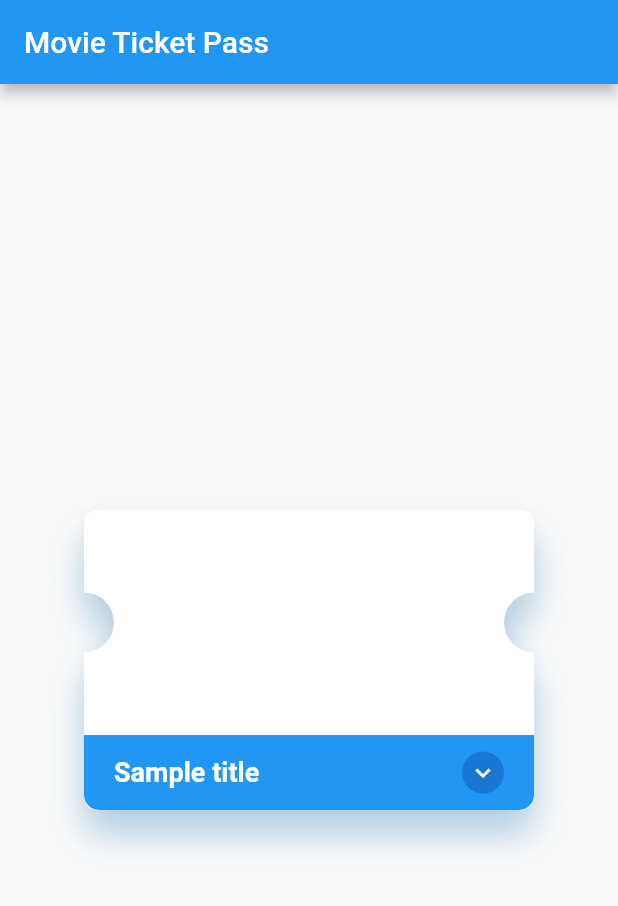
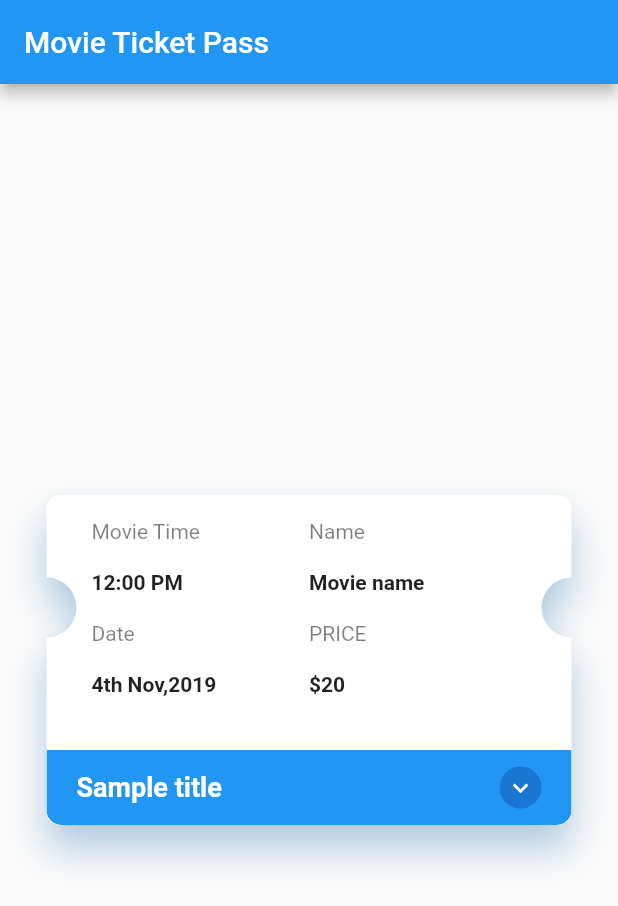
Before and after one commit to gouthamkumar253/flutter_ticket_pass, a Flutter app: the screen it shows after launch, on a phone screen of 412 x 824 dp. Shown: the top 906 px of the screen. Run offline on Flutter 3.47's test engine with Material 2 defaults, Android fonts, the phone set to English and light mode, and no system bars; missing offline and left inert: fading_edge_scrollview.

Commit message:
Example and Gif Image

```diff
--- a/example/flutter_app/lib/main.dart
+++ b/example/flutter_app/lib/main.dart
@@ -30,11 +30,12 @@ class MyApp extends StatelessWidget {
           child: TicketPass(
             alignment: Alignment.center,
             animationDuration: Duration(seconds: 2),
-            expansionChild: Container(
-              color: Colors.black,
-              height: 200,
-            ),
-            expandedHeight: 500,
+//            expansionChild: Expanded(
+//              child: Container(
+//                color: Colors.black,
+//              ),
+//            ),
+            expandedHeight: 600,
             expandIcon: CircleAvatar(
               maxRadius: 14,
               child: Icon(
@@ -55,12 +56,15 @@ class MyApp extends StatelessWidget {
             color: Colors.white,
             curve: Curves.easeOut,
             titleColor: Colors.blue,
-            shrinkIcon: CircleAvatar(
+            shrinkIcon: Align(
+              alignment: Alignment.centerRight,
+              child: CircleAvatar(
                 maxRadius: 14,
                 child: Icon(
                   Icons.keyboard_arrow_up,
                   color: Colors.white,
                   size: 20,
+                ),
               ),
             ),
             ticketTitle: Text(
@@ -72,16 +76,116 @@ class MyApp extends StatelessWidget {
               ),
             ),
             titleHeight: 50,
-
-            width: 300,
-            height: 200,
+            width: 350,
+            height: 220,
             shadowColor: Colors.blue.withOpacity(0.5),
             elevation: 8,
             shouldExpand: true,
+            child: Padding(
+              padding: const EdgeInsets.symmetric(horizontal:30.0,vertical: 5),
               child: Container(
-              color: Colors.blue,
-              width: 10,
+                height: 140,
+                child: Padding(
+                  padding: const EdgeInsets.symmetric(vertical:2.0),
+                  child: Column(
+                    mainAxisAlignment: MainAxisAlignment.spaceBetween,
+                    children: <Widget>[
+                      Expanded(
+                        child: Container(
+                          child: Row(
+                            children: <Widget>[
+                              Expanded(
+                                child: Column(
+                                  mainAxisAlignment: MainAxisAlignment.spaceAround,
+
+                                  crossAxisAlignment: CrossAxisAlignment.start,
+                                  children: <Widget>[
+                                    Text(
+                                      'Movie Time',
+                                      style: TextStyle(color: Colors.black.withOpacity(0.5)),
                                     ),
+                                    Text(
+                                      '12:00 PM',
+                                      style: TextStyle(fontWeight: FontWeight.w600),
+                                    ),
+                                  ],
+                                ),
+                              ),
+                              Expanded(
+                                child: Column(
+                                  mainAxisAlignment: MainAxisAlignment.spaceAround,
+
+                                  crossAxisAlignment: CrossAxisAlignment.start,
+
+                                  children: <Widget>[
+                                    Text(
+                                      'Name',
+                                      style: TextStyle(
+                                        color: Colors.black.withOpacity(0.5),
+                                      ),
+                                    ),
+                                    Text(
+                                      'Movie name',
+                                      overflow: TextOverflow.ellipsis,
+                                      maxLines: 1,
+                                      style: TextStyle(
+                                        fontWeight: FontWeight.w600,
+                                      ),
+                                    ),
+                                  ],
+                                ),
+                              ),
+                            ],
+                          ),
+                        ),
+                      ),
+                      Expanded(
+                        child: Row(
+                          children: <Widget>[
+                            Expanded(
+                              child: Column(
+                                mainAxisAlignment: MainAxisAlignment.spaceAround,
+
+                                crossAxisAlignment: CrossAxisAlignment.start,
+
+                                children: <Widget>[
+                                  Text(
+                                    'Date',
+                                    style: TextStyle(color: Colors.black.withOpacity(0.5)),
+                                  ),
+                                  Text(
+                                    '4th Nov,2019 ',
+                                    style: TextStyle(fontWeight: FontWeight.w600),
+                                  ),
+                                ],
+                              ),
+                            ),
+                            Expanded(
+                              child: Column(
+                                mainAxisAlignment: MainAxisAlignment.spaceAround,
+
+                                crossAxisAlignment: CrossAxisAlignment.start,
+
+                                children: <Widget>[
+                                  Text(
+                                    'PRICE',
+                                    style: TextStyle(color: Colors.black.withOpacity(0.5)),
+                                  ),
+                                  Text(
+                                    '\$20 ',
+                                    style: TextStyle(fontWeight: FontWeight.w600),
+                                  ),
+                                ],
+                              ),
+                            ),
+                          ],
+                        ),
+                      ),
+                    ],
+                  ),
+                ),
+              ),
+            )
           ),
         ),
       ),
--- a/pubspec.yaml
+++ b/pubspec.yaml
@@ -1,6 +1,6 @@
 name: ticket_pass_package
-description: A new Flutter package.
-version: 0.0.1
+description: A Flutter package to display the purchase of a ticket/pass along with additional details such as list of buyers.
+version: 0.1.0
 author: Goutham Kumar R <gouthamr1998@gmail.com>
 homepage: https://github.com/gouthamkumar253/flutter_ticket_pass
 
```
Also changed, not shown: example/flutter_app/pubspec.lock, 2 other files. Lines whose indentation alone changed are shown as unchanged.
